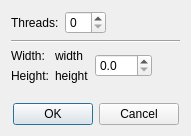
The window that src/ui/dialogs/path_tracing_parameters.ui (cppd/math) describes before a commit, drawn with Qt 5.
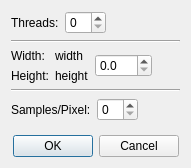
The same window after the commit.

What changed in the file:
```diff
--- a/src/ui/dialogs/path_tracing_parameters.ui
+++ b/src/ui/dialogs/path_tracing_parameters.ui
@@ -7,7 +7,7 @@
     <x>0</x>
     <y>0</y>
     <width>191</width>
-    <height>136</height>
+    <height>168</height>
    </rect>
   </property>
   <property name="windowTitle">
@@ -108,6 +108,40 @@
      </item>
     </layout>
    </item>
+   <item>
+    <widget class="Line" name="line_2">
+     <property name="orientation">
+      <enum>Qt::Horizontal</enum>
+     </property>
+    </widget>
+   </item>
+   <item>
+    <layout class="QHBoxLayout" name="horizontalLayout_3">
+     <item>
+      <widget class="QLabel" name="label_4">
+       <property name="text">
+        <string>Samples/Pixel:</string>
+       </property>
+      </widget>
+     </item>
+     <item>
+      <widget class="QSpinBox" name="spinBox_samples_per_pixel"/>
+     </item>
+     <item>
+      <spacer name="horizontalSpacer_3">
+       <property name="orientation">
+        <enum>Qt::Horizontal</enum>
+       </property>
+       <property name="sizeHint" stdset="0">
+        <size>
+         <width>40</width>
+         <height>20</height>
+        </size>
+       </property>
+      </spacer>
+     </item>
+    </layout>
+   </item>
    <item>
     <spacer name="verticalSpacer">
      <property name="orientation">
```
